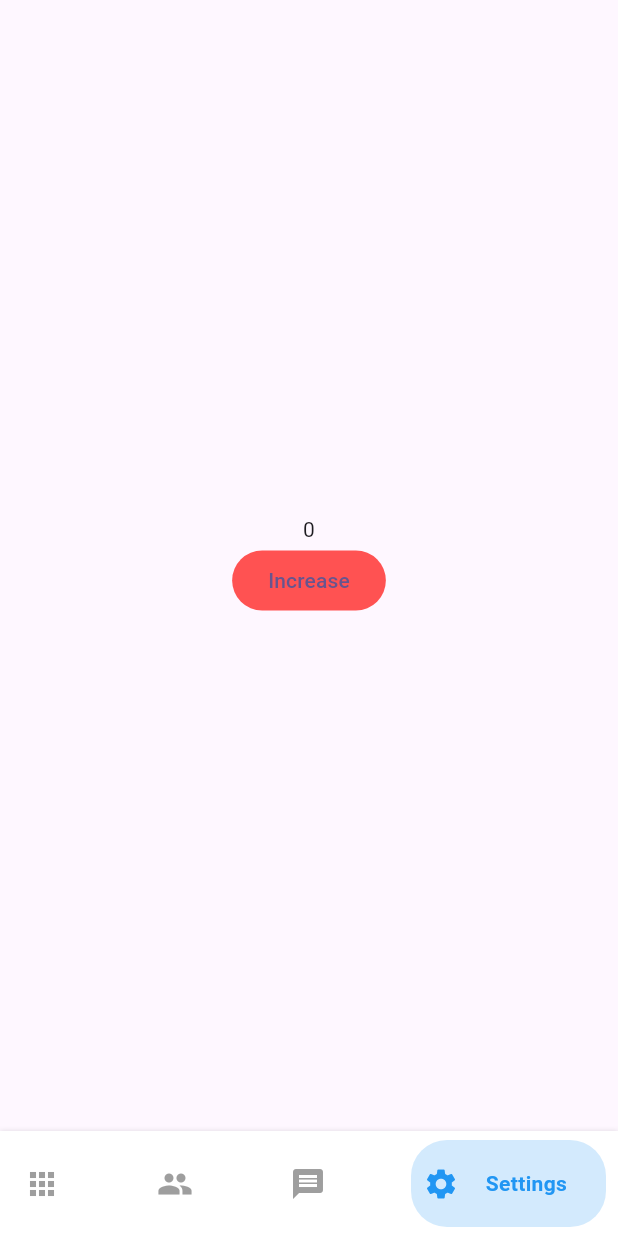
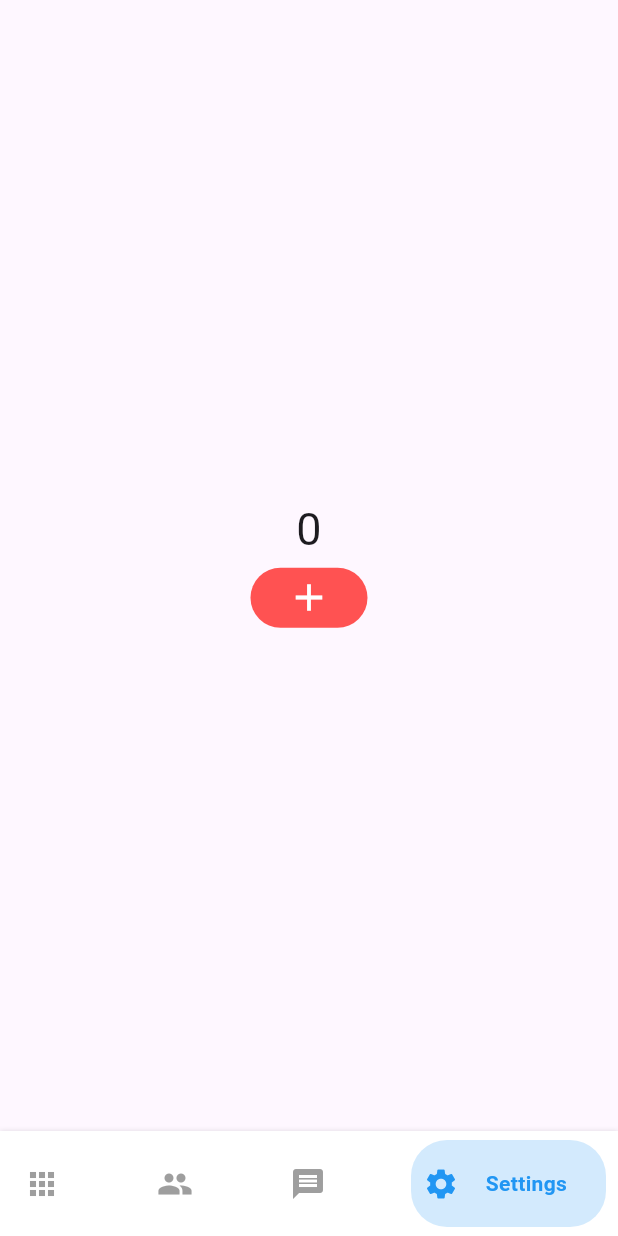
Before and after one commit to shwehnin/custom_bottom_nav, a Flutter app: the screen it shows after launch, item 4 of the bottom bar chosen, on a phone screen of 412 x 824 dp. Run offline on Flutter 3.47's test engine with Material 3 defaults, Android fonts, the phone set to English and light mode, and no system bars; our stand-ins replace get.

```diff
--- a/lib/pages/add/add_page.dart
+++ b/lib/pages/add/add_page.dart
@@ -12,16 +12,22 @@ class AddPage extends GetView<AddController> {
             mainAxisAlignment: MainAxisAlignment.center,
             crossAxisAlignment: CrossAxisAlignment.center,
             children: [
-              Obx(() => Text(controller.counter.toString())),
+              Obx(
+                () => Text(
+                  controller.counter.toString(),
+                  style: TextStyle(fontSize: 30),
+                ),
+              ),
               ElevatedButton(
                 style: ElevatedButton.styleFrom(
                   backgroundColor: Colors.redAccent,
                   elevation: 0,
+                  iconColor: Colors.white,
                   shape: RoundedRectangleBorder(
                     borderRadius: BorderRadius.circular(20),
                   ),
                 ),
-                child: Text("Increase"),
+                child: Icon(Icons.add, size: 30),
                 onPressed: () {
                   controller.incrementCounter();
                 },
```
